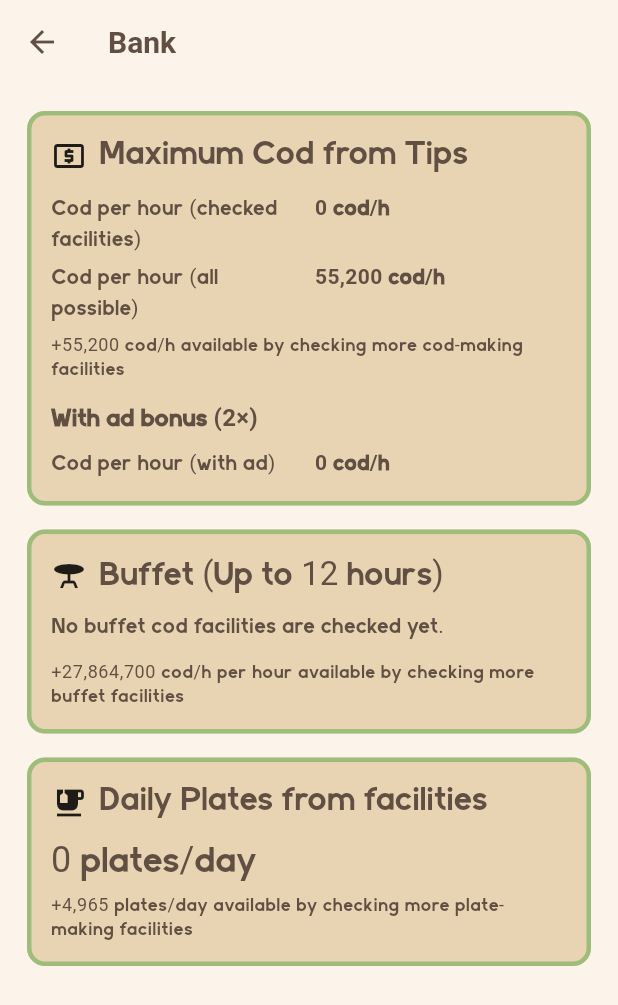
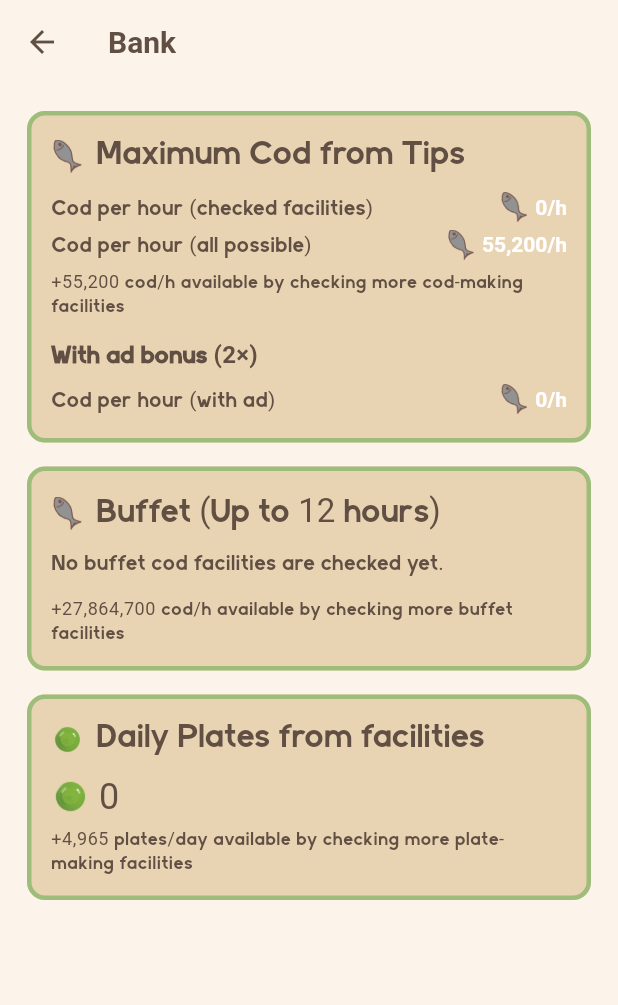
Before and after one commit to zawmbi/animal-restaurant-tracker-app, a Flutter app: the BankPage screen opened directly, on a phone screen of 412 x 824 dp. Shown: the top 1005 px of the screen. Run offline on Flutter 3.47's test engine with Material 3 defaults, Android fonts, the phone set to English and light mode, and no system bars; our stand-ins replace auto_size_text, equatable, flutter_local_notifications, shared_preferences, timezone; accounts and stored records are empty; project files that could hold a hidden picture were left out.

Commit message:
added some images and fixed memento page visibility

```diff
--- a/lib/features/bank/ui/bank_page.dart
+++ b/lib/features/bank/ui/bank_page.dart
@@ -83,8 +83,7 @@ class _BankPageState extends State<BankPage> {
     final current = s.tipJarPerHourCurrent;
     final all = s.tipJarPerHourAll;
     final diff = all - current;
-
-    final currentAd = current * 2; // 2x via ad
+    final currentAd = current * 2;
 
     return Card(
       child: Padding(
@@ -94,7 +93,7 @@ class _BankPageState extends State<BankPage> {
           children: [
             Row(
               children: [
-                const Icon(Icons.local_atm),
+                Image.asset('assets/images/cod.png', width: 22, height: 22),
                 const SizedBox(width: 8),
                 Text(
                   'Maximum Cod from Tips',
@@ -102,18 +101,20 @@ class _BankPageState extends State<BankPage> {
                 ),
               ],
             ),
+
             const SizedBox(height: 8),
-            _kv('Cod per hour (checked facilities)', _codPerHour(current)),
-            _kv('Cod per hour (all possible)', _codPerHour(all)),
+            _kv('Cod per hour (checked facilities)', _codPerHourWidget(current)),
+            _kv('Cod per hour (all possible)', _codPerHourWidget(all)),
+
             if (diff > 0)
               Padding(
                 padding: const EdgeInsets.only(top: 4),
                 child: Text(
-                  '+${_formatNumber(diff)} cod/h available by '
-                  'checking more cod-making facilities',
+                  '+${_formatNumber(diff)} cod/h available by checking more cod-making facilities',
                   style: Theme.of(context).textTheme.bodySmall,
                 ),
               ),
+
             const SizedBox(height: 12),
             Text(
               'With ad bonus (2×)',
@@ -122,8 +123,9 @@ class _BankPageState extends State<BankPage> {
                   .titleMedium
                   ?.copyWith(fontWeight: FontWeight.w600),
             ),
+
             const SizedBox(height: 4),
-            _kv('Cod per hour (with ad)', _codPerHour(currentAd)),
+            _kv('Cod per hour (with ad)', _codPerHourWidget(currentAd)),
           ],
         ),
       ),
@@ -155,7 +157,7 @@ class _BankPageState extends State<BankPage> {
           children: [
             Row(
               children: [
-                const Icon(Icons.table_bar),
+                Image.asset('assets/images/cod.png', width: 22, height: 22),
                 const SizedBox(width: 8),
                 Text(
                   'Buffet (Up to 12 hours)',
@@ -163,13 +165,13 @@ class _BankPageState extends State<BankPage> {
                 ),
               ],
             ),
+
             const SizedBox(height: 8),
 
             if (perHour == 0)
-              const Text(
-                  'No buffet cod facilities are checked yet.')
+              const Text('No buffet cod facilities are checked yet.')
             else ...[
-              _kv('Buffet cod per hour', _codPerHour(perHour)),
+              _kv('Buffet cod per hour', _codPerHourWidget(perHour)),
               const SizedBox(height: 8),
 
               Text(
@@ -179,14 +181,14 @@ class _BankPageState extends State<BankPage> {
                     .titleMedium
                     ?.copyWith(fontWeight: FontWeight.w600),
               ),
+
               const SizedBox(height: 4),
-              _kv('1 hour', _codAmount(base1h)),
-              _kv('1 hour + ad (max +1,500,000)',
-                  _codAmount(base1hWithAd)),
+              _kv('1 hour', _codAmountWidget(base1h)),
+              _kv('1 hour + ad (max +1,500,000)', _codAmountWidget(base1hWithAd)),
+
               const SizedBox(height: 4),
-              _kv('12 hours (max stack)', _codAmount(base12h)),
-              _kv('12 hours + ad (max +1,500,000)',
-                  _codAmount(base12hWithAd)),
+              _kv('12 hours (max stack)', _codAmountWidget(base12h)),
+              _kv('12 hours + ad (max +1,500,000)', _codAmountWidget(base12hWithAd)),
 
               const SizedBox(height: 12),
               Text(
@@ -196,7 +198,9 @@ class _BankPageState extends State<BankPage> {
                     .titleMedium
                     ?.copyWith(fontWeight: FontWeight.w600),
               ),
+
               const SizedBox(height: 4),
+
               Row(
                 children: [
                   SizedBox(
@@ -204,8 +208,7 @@ class _BankPageState extends State<BankPage> {
                     child: TextField(
                       controller: _buffetHoursCtrl,
                       keyboardType:
-                          const TextInputType.numberWithOptions(
-                              decimal: true),
+                          const TextInputType.numberWithOptions(decimal: true),
                       decoration: const InputDecoration(
                         labelText: 'Hours',
                         isDense: true,
@@ -217,24 +220,22 @@ class _BankPageState extends State<BankPage> {
                   const SizedBox(width: 8),
                   Expanded(
                     child: Text(
-                      'Using ${clampedHours.toStringAsFixed(2)} h '
-                      '(clamped between 1 and 12).',
+                      'Using ${clampedHours.toStringAsFixed(2)} h (clamped between 1 and 12)',
                       style: Theme.of(context).textTheme.bodySmall,
                     ),
                   ),
                 ],
               ),
+
               const SizedBox(height: 8),
-              _kv('Custom', _codAmount(baseCustom)),
-              _kv('Custom + ad (max +1,500,000)',
-                  _codAmount(customWithAd)),
+              _kv('Custom', _codAmountWidget(baseCustom)),
+              _kv('Custom + ad (max +1,500,000)', _codAmountWidget(customWithAd)),
             ],
 
             if (perHourAll > perHour) ...[
               const SizedBox(height: 12),
               Text(
-                '+${_codPerHour(perHourAll - perHour)} per hour '
-                'available by checking more buffet facilities',
+                '+${_formatNumber(perHourAll - perHour)} cod/h available by checking more buffet facilities',
                 style: Theme.of(context).textTheme.bodySmall,
               ),
             ],
@@ -244,7 +245,7 @@ class _BankPageState extends State<BankPage> {
     );
   }
 
-  // ---------- Online-only cod ----------
+  // ---------- Online ----------
 
   Widget _onlineCodCard(BuildContext context, BankStats s) {
     final current = s.onlineCodPerHourCurrent;
@@ -259,7 +260,7 @@ class _BankPageState extends State<BankPage> {
           children: [
             Row(
               children: [
-                const Icon(Icons.flash_on),
+                Image.asset('assets/images/cod.png', width: 22, height: 22),
                 const SizedBox(width: 8),
                 Text(
                   'Online-only cod (non-tip, non-buffet)',
@@ -268,20 +269,15 @@ class _BankPageState extends State<BankPage> {
               ],
             ),
             const SizedBox(height: 8),
-            _kv('Cod per hour (checked)', _codPerHour(current)),
-            _kv('Cod per hour (all possible)', _codPerHour(all)),
-            const SizedBox(height: 4),
-            Text(
-              'These effects only apply while you’re online '
-              '(e.g. “+300 cod every 30 seconds”).',
-              style: Theme.of(context).textTheme.bodySmall,
-            ),
+
+            _kv('Cod per hour (checked)', _codPerHourWidget(current)),
+            _kv('Cod per hour (all possible)', _codPerHourWidget(all)),
+
             if (diff > 0)
               Padding(
                 padding: const EdgeInsets.only(top: 4),
                 child: Text(
-                  '+${_formatNumber(diff)} cod/h available by '
-                  'checking more online-only facilities',
+                  '+${_formatNumber(diff)} cod/h available by checking more online-only facilities',
                   style: Theme.of(context).textTheme.bodySmall,
                 ),
               ),
@@ -306,7 +302,7 @@ class _BankPageState extends State<BankPage> {
           children: [
             Row(
               children: [
-                const Icon(Icons.emoji_food_beverage),
+                Image.asset('assets/images/plate.png', width: 22, height: 22),
                 const SizedBox(width: 8),
                 Text(
                   'Daily Plates from facilities',
@@ -314,19 +310,28 @@ class _BankPageState extends State<BankPage> {
                 ),
               ],
             ),
+
             const SizedBox(height: 8),
+
+            Row(
+              children: [
+                Image.asset('assets/images/plate.png', width: 26, height: 26),
+                const SizedBox(width: 6),
                 Text(
-              _platesPerDay(current),
+                  _formatNumber(current),
                   style: Theme.of(context).textTheme.headlineSmall,
                 ),
-            if (diff > 0) ...[
-              const SizedBox(height: 4),
-              Text(
-                '+${_formatNumber(diff)} plates/day available by '
-                'checking more plate-making facilities',
+              ],
+            ),
+
+            if (diff > 0)
+              Padding(
+                padding: const EdgeInsets.only(top: 4),
+                child: Text(
+                  '+${_formatNumber(diff)} plates/day available by checking more plate-making facilities',
                   style: Theme.of(context).textTheme.bodySmall,
                 ),
-            ],
+              ),
           ],
         ),
       ),
@@ -341,36 +346,26 @@ class _BankPageState extends State<BankPage> {
     return double.tryParse(txt);
   }
 
-  /// Buffet ad: 1.5x, but **extra** (0.5x) is capped at 1,500,000.
-  /// final = base + min(base * 0.5, 1_500_000).
   int _withBuffetAdBonus(int base) {
     if (base <= 0) return base;
     const cap = 1500000;
     final bonus = (base * 0.5).round();
-    final cappedBonus = bonus > cap ? cap : bonus;
-    return base + cappedBonus;
+    return base + (bonus > cap ? cap : bonus);
   }
 
-Widget _kv(String k, String v) {
+  Widget _kv(String k, Widget vWidget) {
     return Padding(
       padding: const EdgeInsets.symmetric(vertical: 2),
       child: Row(
         crossAxisAlignment: CrossAxisAlignment.start,
         children: [
-        Expanded(
-          child: Text(
-            k,
-            softWrap: true,
-          ),
-        ),
+          Expanded(child: Text(k)),
           const SizedBox(width: 8),
-        Flexible(
-          child: Text(
-            v,
-            textAlign: TextAlign.right,
-            overflow: TextOverflow.ellipsis,
-            maxLines: 2,
+          DefaultTextStyle(
             style: const TextStyle(fontWeight: FontWeight.w600),
+            child: Align(
+              alignment: Alignment.centerRight,
+              child: vWidget,
             ),
           ),
         ],
@@ -378,20 +373,36 @@ Widget _kv(String k, String v) {
     );
   }
 
+  Widget _codPerHourWidget(int v) {
+    return Row(
+      mainAxisSize: MainAxisSize.min,
+      children: [
+        Image.asset('assets/images/cod.png', width: 20, height: 20),
+        const SizedBox(width: 4),
+        Text('${_formatNumber(v)}/h'),
+      ],
+    );
+  }
+
+  Widget _codAmountWidget(int v) {
+    return Row(
+      mainAxisSize: MainAxisSize.min,
+      children: [
+        Image.asset('assets/images/cod.png', width: 20, height: 20),
+        const SizedBox(width: 4),
+        Text(_formatNumber(v)),
+      ],
+    );
+  }
+
   String _formatNumber(int v) {
     final s = v.toString();
     final buf = StringBuffer();
     for (int i = 0; i < s.length; i++) {
-      final fromEnd = s.length - i;
+      final remaining = s.length - i;
       buf.write(s[i]);
-      if (fromEnd > 1 && fromEnd % 3 == 1) buf.write(',');
+      if (remaining > 1 && remaining % 3 == 1) buf.write(',');
     }
     return buf.toString();
   }
-
-  String _codPerHour(int v) => '${_formatNumber(v)} cod/h';
-
-  String _codAmount(int v) => '${_formatNumber(v)} cod';
-
-  String _platesPerDay(int v) => '${_formatNumber(v)} plates/day';
 }
--- a/pubspec.yaml
+++ b/pubspec.yaml
@@ -65,6 +65,7 @@ flutter:
   uses-material-design: true
   assets:
   - assets/data/
+  - assets/images/
   - assets/data/facilities.json
   - assets/data/letters.json
   - assets/data/mementos_extra.json
```
Also changed, not shown: lib/features/dishes/ui/dish_detail_page.dart (+84 -50 lines), lib/features/facilities/model/facility.dart (+33 -0 lines), lib/features/mementos/ui/mementos_detail_page.dart (+79 -35 lines), assets/images/bell.png (added), assets/images/cod.png (added), assets/images/cod_og.png (added), assets/images/diamond.png (added), assets/images/plate.png (added), assets/images/star.png (added). Lines whose indentation alone changed are shown as unchanged.
